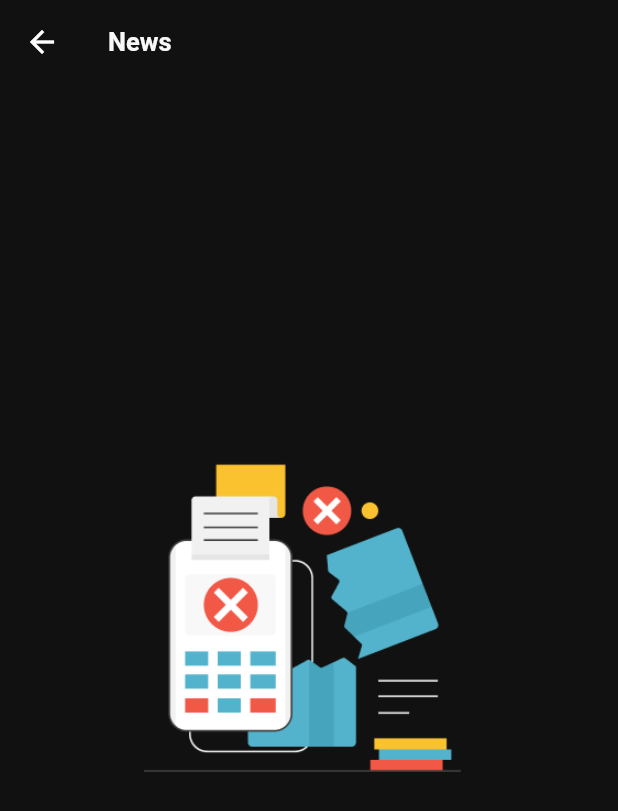
After one commit to ArvandAlfarizki/ApkDemo, a Flutter app: the HomePage screen opened directly, after a tap on "News", on a phone screen of 412 x 824 dp. The commit adds this screen. Shown: the top 811 px of the screen. Run offline on Flutter 3.47's test engine with Material 3 defaults, Android fonts, the light colour scheme and no system bars; our stand-ins replace flutter_screenutil, google_fonts, shared_preferences; accounts and stored records are empty.

Commit message:
build gradle apk
setting untuk build apk

```diff
--- a/lib/home/home.dart
+++ b/lib/home/home.dart
@@ -9,6 +9,8 @@ import 'package:apkdemo/home/categorize/resort.dart';
 import 'package:apkdemo/home/categorize/service.dart';
 import 'package:apkdemo/home/categorize/trains%20copy.dart';
 import 'package:apkdemo/home/categorize/trains.dart';
+import 'package:apkdemo/home/organized/event.dart';
+import 'package:apkdemo/home/organized/news.dart';
 import 'package:flutter/material.dart';
 import 'package:google_fonts/google_fonts.dart';
 import 'package:flutter_screenutil/flutter_screenutil.dart';
@@ -147,7 +149,15 @@ class HomeScreen extends State<HomePage> {
                         children: [
                           Row(
                             children: [
-                              Column(
+                              GestureDetector(
+                                onTap: () {
+                                  Navigator.push(
+                                    context,
+                                    MaterialPageRoute(
+                                        builder: (context) => News()),
+                                  );
+                                },
+                                child: Column(
                                   mainAxisAlignment: MainAxisAlignment.center,
                                   children: [
                                     Image.asset('lib/Assets/Images/News_w.png',
@@ -155,11 +165,23 @@ class HomeScreen extends State<HomePage> {
                                     SizedBox(height: 5),
                                     Text('News',
                                         style: GoogleFonts.balooDa2(
-                                          fontSize: 15, color: Colors.white))
+                                            fontSize: 15, color: Colors.white)),
                                   ],
+                                ),
                               ),
                               SizedBox(width: 15),
                               Column(
+                                  mainAxisAlignment: MainAxisAlignment.center,
+                                  children: [
+                                    GestureDetector(
+                                onTap: () {
+                                  Navigator.push(
+                                    context,
+                                    MaterialPageRoute(
+                                        builder: (context) => Event()),
+                                  );
+                                },
+                                child: Column(
                                   mainAxisAlignment: MainAxisAlignment.center,
                                   children: [
                                     Image.asset('lib/Assets/Images/Event_w.png',
@@ -167,7 +189,10 @@ class HomeScreen extends State<HomePage> {
                                     SizedBox(height: 5),
                                     Text('Event',
                                         style: GoogleFonts.balooDa2(
-                                            fontSize: 15, color: Colors.white))
+                                            fontSize: 15, color: Colors.white)),
+                                  ],
+                                ),
+                              ),
                                   ])
                             ],
                           )
--- /dev/null
+++ b/lib/home/organized/news.dart
@@ -0,0 +1,35 @@
+import 'package:apkdemo/home/home.dart';
+import 'package:apkdemo/regis.dart';
+import 'package:flutter/material.dart';
+import 'package:google_fonts/google_fonts.dart';
+
+class News extends StatelessWidget {
+  const News({Key? key}) : super(key: key);
+
+  @override
+  Widget build(BuildContext context) {
+    return Scaffold(
+      extendBodyBehindAppBar: true,
+      appBar: AppBar(
+        backgroundColor: Colors.transparent,
+        elevation: 0,
+        title: Text(
+          "News",
+          style: GoogleFonts.balooDa2(
+              fontSize: 17,
+              fontWeight: FontWeight.bold,
+              color: Color.fromARGB(248, 255, 255, 255)),
+        ),
+        iconTheme: IconThemeData(color: Colors.white),
+      ),
+      backgroundColor: const Color.fromARGB(238, 0, 0, 0),
+      body: Center(
+        child: Image.asset(
+          'lib/Assets/Images/under_develop.png',
+          width: 370,
+          height: 220,
+        ),
+      ),
+    );
+  }
+}
```
Also changed, not shown: lib/home/organized/event.dart (added, +35 -0 lines), 1 other file. Lines whose indentation alone changed are shown as unchanged.
